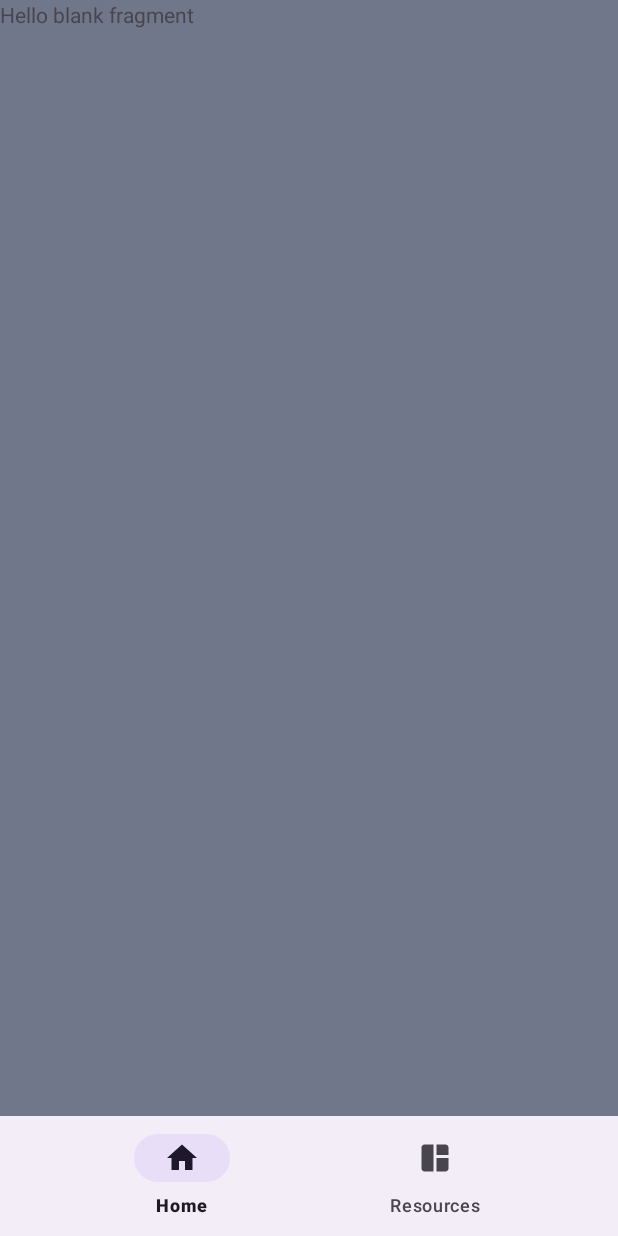
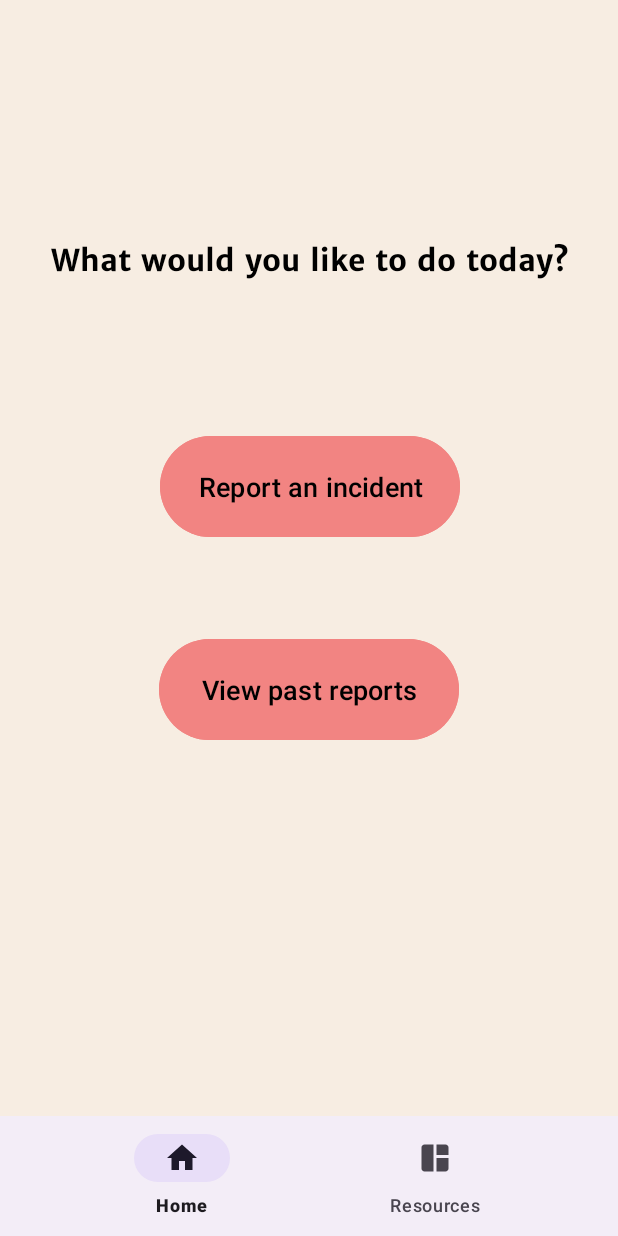
Before and after one commit to vydlknh/rosie, an Android app: the screen it shows after launch (MainActivity), on a phone screen of 412 x 824 dp. Run offline under Robolectric (Android 15) with nearby library versions, the phone set to English and light mode, and no system bars.

Commit message:
second commit

```diff
--- a/app/build.gradle
+++ b/app/build.gradle
@@ -3,11 +3,11 @@ plugins {
 }
 
 android {
-    namespace 'com.kirby.myapplication'
+    namespace 'com.kirby.rosie'
     compileSdk 33
 
     defaultConfig {
-        applicationId "com.kirby.myapplication"
+        applicationId "com.kirby.rosie"
         minSdk 29
         targetSdk 33
         versionCode 1
@@ -24,7 +24,7 @@ android {
     }
 
     buildFeatures {
-        viewBinding true
+        viewBinding = true
     }
 
     compileOptions {
--- a/app/src/main/java/com/kirby/myapplication/HomeFragment.java
+++ b/app/src/main/java/com/kirby/rosie/HomeFragment.java
@@ -1,4 +1,4 @@
-package com.kirby.myapplication;
+package com.kirby.rosie;
 
 import android.os.Bundle;
 
--- a/app/src/main/java/com/kirby/myapplication/MainActivity.java
+++ b/app/src/main/java/com/kirby/rosie/MainActivity.java
@@ -1,13 +1,15 @@
-package com.kirby.myapplication;
+package com.kirby.rosie;
 
 import androidx.appcompat.app.AppCompatActivity;
 import androidx.fragment.app.Fragment;
 import androidx.fragment.app.FragmentManager;
 import androidx.fragment.app.FragmentTransaction;
+import android.graphics.Color;
 
 import android.os.Bundle;
 
-import com.kirby.myapplication.databinding.ActivityMainBinding;
+import com.kirby.rosie.R;
+import com.kirby.rosie.databinding.ActivityMainBinding;
 
 public class MainActivity extends AppCompatActivity {
 
--- a/app/src/main/java/com/kirby/myapplication/ResourcesFragment.java
+++ b/app/src/main/java/com/kirby/rosie/ResourcesFragment.java
@@ -1,4 +1,4 @@
-package com.kirby.myapplication;
+package com.kirby.rosie;
 
 import android.os.Bundle;
 
--- a/app/src/main/res/layout/fragment_home.xml
+++ b/app/src/main/res/layout/fragment_home.xml
@@ -1,15 +1,62 @@
 <?xml version="1.0" encoding="utf-8"?>
 <FrameLayout xmlns:android="http://schemas.android.com/apk/res/android"
+    xmlns:app="http://schemas.android.com/apk/res-auto"
     xmlns:tools="http://schemas.android.com/tools"
     android:layout_width="match_parent"
     android:layout_height="match_parent"
-    android:background="@color/material_dynamic_secondary50"
+    android:background="@color/linen"
     tools:context=".HomeFragment">
 
     <!-- TODO: Update blank fragment layout -->
+
     <TextView
+        android:layout_width="wrap_content"
+        android:layout_height="wrap_content"
+        android:layout_gravity="center" />
+
+    <androidx.constraintlayout.widget.ConstraintLayout
         android:layout_width="match_parent"
-        android:layout_height="match_parent"
-        android:text="@string/hello_blank_fragment" />
+        android:layout_height="match_parent">
+
+        <TextView
+            android:id="@+id/textView3"
+            android:layout_width="wrap_content"
+            android:layout_height="wrap_content"
+            android:layout_marginTop="160dp"
+            android:fontFamily="@font/merriweather_sans_bold"
+            android:text="What would you like to do today?"
+            android:textColor="@color/black"
+            android:textSize="20sp"
+            app:layout_constraintEnd_toEndOf="parent"
+            app:layout_constraintStart_toStartOf="parent"
+            app:layout_constraintTop_toTopOf="parent" />
+
+        <Button
+            android:id="@+id/button"
+            android:layout_width="200dp"
+            android:layout_height="75dp"
+            android:layout_marginTop="100dp"
+            android:text="Report an incident"
+            android:textColor="@color/black"
+            android:backgroundTint="@color/coral"
+            android:textSize="18sp"
+            app:layout_constraintEnd_toEndOf="parent"
+            app:layout_constraintHorizontal_bias="0.503"
+            app:layout_constraintStart_toStartOf="parent"
+            app:layout_constraintTop_toBottomOf="@+id/textView3" />
+
+        <Button
+            android:id="@+id/button2"
+            android:layout_width="200dp"
+            android:layout_height="75dp"
+            android:layout_marginTop="60dp"
+            android:text="View past reports"
+            android:textColor="@color/black"
+            android:backgroundTint="@color/coral"
+            android:textSize="18sp"
+            app:layout_constraintEnd_toEndOf="parent"
+            app:layout_constraintStart_toStartOf="parent"
+            app:layout_constraintTop_toBottomOf="@+id/button" />
+    </androidx.constraintlayout.widget.ConstraintLayout>
 
 </FrameLayout>
--- a/app/src/main/res/values/colors.xml
+++ b/app/src/main/res/values/colors.xml
@@ -2,4 +2,10 @@
 <resources>
     <color name="black">#FF000000</color>
     <color name="white">#FFFFFFFF</color>
+    <color name="linen">#F7EDE2</color>
+    <color name="coral">#F28482</color>
+    <color name="blue">#81ADC8</color>
+    <color name="rose">#F5CAC3</color>
+    <color name="yellow">#F6BD60</color>
+
 </resources>
--- a/app/src/main/res/values/themes.xml
+++ b/app/src/main/res/values/themes.xml
@@ -3,6 +3,7 @@
     <style name="Base.Theme.MyApplication" parent="Theme.Material3.DayNight.NoActionBar">
         <!-- Customize your light theme here. -->
         <!-- <item name="colorPrimary">@color/my_light_primary</item> -->
+
     </style>
 
     <style name="Theme.MyApplication" parent="Base.Theme.MyApplication" />
```
Also changed, not shown: app/src/main/res/font/merriweather_sans_bold.ttf (added), 4 other files.
